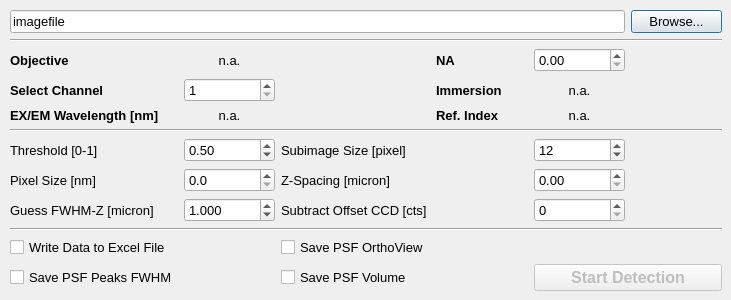
The window that PSF_XYZ_Dialog_BF.ui (sebi06/PSF_XYZ_Bead_Fit) describes before a commit, drawn with Qt 5.
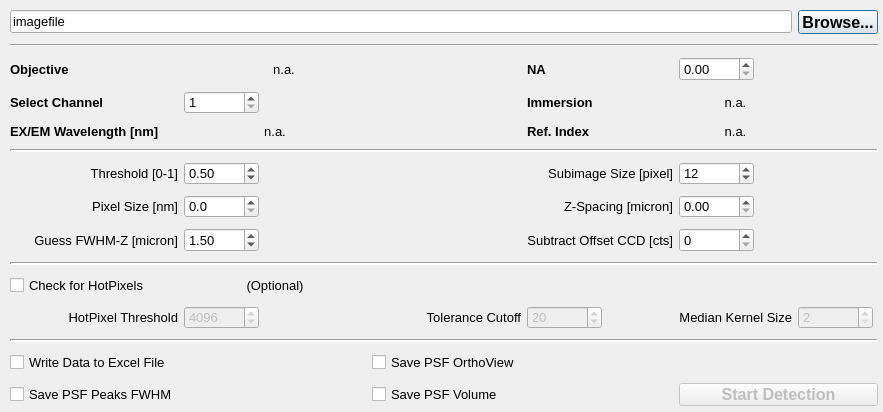
The same window after the commit.

Patch:
```diff
--- a/PSF_XYZ_Dialog_BF.ui
+++ b/PSF_XYZ_Dialog_BF.ui
@@ -6,8 +6,8 @@
    <rect>
     <x>0</x>
     <y>0</y>
-    <width>731</width>
-    <height>300</height>
+    <width>883</width>
+    <height>412</height>
    </rect>
   </property>
   <property name="sizePolicy">
@@ -29,15 +29,34 @@
     <rect>
      <x>10</x>
      <y>10</y>
-     <width>712</width>
-     <height>281</height>
+     <width>868</width>
+     <height>396</height>
     </rect>
    </property>
    <layout class="QGridLayout" name="gridLayout">
     <property name="horizontalSpacing">
      <number>6</number>
     </property>
-    <item row="12" column="0">
+    <property name="verticalSpacing">
+     <number>10</number>
+    </property>
+    <item row="10" column="0">
+     <widget class="QCheckBox" name="check_hotpixel">
+      <property name="enabled">
+       <bool>true</bool>
+      </property>
+      <property name="font">
+       <font>
+        <weight>50</weight>
+        <bold>false</bold>
+       </font>
+      </property>
+      <property name="text">
+       <string>Check for HotPixels</string>
+      </property>
+     </widget>
+    </item>
+    <item row="14" column="0">
      <widget class="QCheckBox" name="checkBox_SavePeaks">
       <property name="text">
        <string>Save PSF Peaks FWHM</string>
@@ -75,6 +94,18 @@
       <property name="enabled">
        <bool>true</bool>
       </property>
+      <property name="sizePolicy">
+       <sizepolicy hsizetype="Fixed" vsizetype="Fixed">
+        <horstretch>0</horstretch>
+        <verstretch>0</verstretch>
+       </sizepolicy>
+      </property>
+      <property name="minimumSize">
+       <size>
+        <width>75</width>
+        <height>0</height>
+       </size>
+      </property>
       <property name="minimum">
        <number>1</number>
       </property>
@@ -95,6 +126,9 @@
     </item>
     <item row="5" column="0" colspan="6">
      <widget class="Line" name="line_4">
+      <property name="lineWidth">
+       <number>2</number>
+      </property>
       <property name="orientation">
        <enum>Qt::Horizontal</enum>
       </property>
@@ -102,6 +136,18 @@
     </item>
     <item row="2" column="4">
      <widget class="QDoubleSpinBox" name="SpinBox_NA">
+      <property name="sizePolicy">
+       <sizepolicy hsizetype="Fixed" vsizetype="Fixed">
+        <horstretch>0</horstretch>
+        <verstretch>0</verstretch>
+       </sizepolicy>
+      </property>
+      <property name="minimumSize">
+       <size>
+        <width>75</width>
+        <height>0</height>
+       </size>
+      </property>
       <property name="minimum">
        <double>0.000000000000000</double>
       </property>
@@ -128,6 +174,13 @@
     </item>
     <item row="0" column="5">
      <widget class="QPushButton" name="OpenFile">
+      <property name="font">
+       <font>
+        <pointsize>12</pointsize>
+        <weight>75</weight>
+        <bold>true</bold>
+       </font>
+      </property>
       <property name="text">
        <string>Browse...</string>
       </property>
@@ -160,10 +213,25 @@
       <property name="text">
        <string>Threshold [0-1]</string>
       </property>
+      <property name="alignment">
+       <set>Qt::AlignRight|Qt::AlignTrailing|Qt::AlignVCenter</set>
+      </property>
      </widget>
     </item>
     <item row="6" column="1">
      <widget class="QDoubleSpinBox" name="SpinBox_threshold">
+      <property name="sizePolicy">
+       <sizepolicy hsizetype="Fixed" vsizetype="Fixed">
+        <horstretch>0</horstretch>
+        <verstretch>0</verstretch>
+       </sizepolicy>
+      </property>
+      <property name="minimumSize">
+       <size>
+        <width>75</width>
+        <height>0</height>
+       </size>
+      </property>
       <property name="toolTip">
        <string/>
       </property>
@@ -186,6 +254,9 @@
       <property name="text">
        <string>Pixel Size [nm]</string>
       </property>
+      <property name="alignment">
+       <set>Qt::AlignRight|Qt::AlignTrailing|Qt::AlignVCenter</set>
+      </property>
      </widget>
     </item>
     <item row="7" column="1">
@@ -193,6 +264,18 @@
       <property name="enabled">
        <bool>true</bool>
       </property>
+      <property name="sizePolicy">
+       <sizepolicy hsizetype="Fixed" vsizetype="Fixed">
+        <horstretch>0</horstretch>
+        <verstretch>0</verstretch>
+       </sizepolicy>
+      </property>
+      <property name="minimumSize">
+       <size>
+        <width>75</width>
+        <height>0</height>
+       </size>
+      </property>
       <property name="toolTip">
        <string/>
       </property>
@@ -213,16 +296,6 @@
       </property>
      </widget>
     </item>
-    <item row="7" column="2">
-     <widget class="QLabel" name="zspacing">
-      <property name="toolTip">
-       <string>Distance between 2 focal planes.</string>
-      </property>
-      <property name="text">
-       <string>Z-Spacing [micron]</string>
-      </property>
-     </widget>
-    </item>
     <item row="8" column="0">
      <widget class="QLabel" name="label_guess_fwhmz">
       <property name="toolTip">
@@ -231,15 +304,30 @@
       <property name="text">
        <string>Guess FWHM-Z [micron]</string>
       </property>
+      <property name="alignment">
+       <set>Qt::AlignRight|Qt::AlignTrailing|Qt::AlignVCenter</set>
+      </property>
      </widget>
     </item>
     <item row="8" column="1">
      <widget class="QDoubleSpinBox" name="SpinBox_guess_fwhmz">
+      <property name="sizePolicy">
+       <sizepolicy hsizetype="Fixed" vsizetype="Fixed">
+        <horstretch>0</horstretch>
+        <verstretch>0</verstretch>
+       </sizepolicy>
+      </property>
+      <property name="minimumSize">
+       <size>
+        <width>75</width>
+        <height>0</height>
+       </size>
+      </property>
       <property name="toolTip">
        <string/>
       </property>
       <property name="decimals">
-       <number>3</number>
+       <number>2</number>
       </property>
       <property name="minimum">
        <double>0.100000000000000</double>
@@ -251,7 +339,7 @@
        <double>0.100000000000000</double>
       </property>
       <property name="value">
-       <double>1.000000000000000</double>
+       <double>1.500000000000000</double>
       </property>
      </widget>
     </item>
@@ -260,6 +348,18 @@
       <property name="enabled">
        <bool>true</bool>
       </property>
+      <property name="sizePolicy">
+       <sizepolicy hsizetype="Fixed" vsizetype="Fixed">
+        <horstretch>0</horstretch>
+        <verstretch>0</verstretch>
+       </sizepolicy>
+      </property>
+      <property name="minimumSize">
+       <size>
+        <width>75</width>
+        <height>0</height>
+       </size>
+      </property>
       <property name="minimum">
        <double>0.000000000000000</double>
       </property>
@@ -274,7 +374,7 @@
       </property>
      </widget>
     </item>
-    <item row="11" column="0">
+    <item row="13" column="0">
      <widget class="QCheckBox" name="writexls">
       <property name="enabled">
        <bool>true</bool>
@@ -306,6 +406,18 @@
     </item>
     <item row="2" column="1">
      <widget class="QLabel" name="objname_text">
+      <property name="sizePolicy">
+       <sizepolicy hsizetype="Fixed" vsizetype="Preferred">
+        <horstretch>0</horstretch>
+        <verstretch>0</verstretch>
+       </sizepolicy>
+      </property>
+      <property name="minimumSize">
+       <size>
+        <width>200</width>
+        <height>0</height>
+       </size>
+      </property>
       <property name="text">
        <string>n.a.</string>
       </property>
@@ -314,18 +426,20 @@
       </property>
      </widget>
     </item>
-    <item row="6" column="2">
-     <widget class="QLabel" name="label_subimage_size">
-      <property name="toolTip">
-       <string>Size of subimage which is cut out to apply the 2D Gauss Fit.</string>
-      </property>
-      <property name="text">
-       <string>Subimage Size [pixel]</string>
-      </property>
-     </widget>
-    </item>
     <item row="6" column="4">
      <widget class="QSpinBox" name="SpinBox_subimage_size">
+      <property name="sizePolicy">
+       <sizepolicy hsizetype="Fixed" vsizetype="Fixed">
+        <horstretch>0</horstretch>
+        <verstretch>0</verstretch>
+       </sizepolicy>
+      </property>
+      <property name="minimumSize">
+       <size>
+        <width>75</width>
+        <height>0</height>
+       </size>
+      </property>
       <property name="minimum">
        <number>5</number>
       </property>
@@ -337,18 +451,20 @@
       </property>
      </widget>
     </item>
-    <item row="8" column="2">
-     <widget class="QLabel" name="label_offset">
-      <property name="toolTip">
-       <string>Size of subimage which is cut out to apply the 2D Gauss Fit.</string>
-      </property>
-      <property name="text">
-       <string>Subtract Offset CCD [cts]</string>
-      </property>
-     </widget>
-    </item>
     <item row="8" column="4">
      <widget class="QSpinBox" name="SpinBox_offset">
+      <property name="sizePolicy">
+       <sizepolicy hsizetype="Fixed" vsizetype="Fixed">
+        <horstretch>0</horstretch>
+        <verstretch>0</verstretch>
+       </sizepolicy>
+      </property>
+      <property name="minimumSize">
+       <size>
+        <width>75</width>
+        <height>0</height>
+       </size>
+      </property>
       <property name="minimum">
        <number>0</number>
       </property>
@@ -360,21 +476,21 @@
       </property>
      </widget>
     </item>
-    <item row="11" column="2">
+    <item row="13" column="2">
      <widget class="QCheckBox" name="checkBox_SaveOrthoView">
       <property name="text">
        <string>Save PSF OrthoView</string>
       </property>
      </widget>
     </item>
-    <item row="12" column="2">
+    <item row="14" column="2">
      <widget class="QCheckBox" name="checkBox_SavePSFVolume">
       <property name="text">
        <string>Save PSF Volume</string>
       </property>
      </widget>
     </item>
-    <item row="12" column="4" colspan="2">
+    <item row="14" column="4" colspan="2">
      <widget class="QPushButton" name="pushButton_StartCalc">
       <property name="enabled">
        <bool>false</bool>
@@ -391,13 +507,6 @@
       </property>
      </widget>
     </item>
-    <item row="10" column="0" colspan="6">
-     <widget class="Line" name="line">
-      <property name="orientation">
-       <enum>Qt::Horizontal</enum>
-      </property>
-     </widget>
-    </item>
     <item row="3" column="3">
      <widget class="QLabel" name="label_Immersion">
       <property name="font">
@@ -450,6 +559,228 @@
       </property>
      </widget>
     </item>
+    <item row="12" column="0" colspan="6">
+     <widget class="Line" name="line_5">
+      <property name="lineWidth">
+       <number>2</number>
+      </property>
+      <property name="orientation">
+       <enum>Qt::Horizontal</enum>
+      </property>
+     </widget>
+    </item>
+    <item row="9" column="0" colspan="6">
+     <widget class="Line" name="line_2">
+      <property name="lineWidth">
+       <number>2</number>
+      </property>
+      <property name="orientation">
+       <enum>Qt::Horizontal</enum>
+      </property>
+     </widget>
+    </item>
+    <item row="11" column="1">
+     <widget class="QDoubleSpinBox" name="SpinBox_hotpix_thresh">
+      <property name="enabled">
+       <bool>false</bool>
+      </property>
+      <property name="sizePolicy">
+       <sizepolicy hsizetype="Fixed" vsizetype="Fixed">
+        <horstretch>0</horstretch>
+        <verstretch>0</verstretch>
+       </sizepolicy>
+      </property>
+      <property name="minimumSize">
+       <size>
+        <width>75</width>
+        <height>0</height>
+       </size>
+      </property>
+      <property name="toolTip">
+       <string/>
+      </property>
+      <property name="decimals">
+       <number>0</number>
+      </property>
+      <property name="minimum">
+       <double>255.000000000000000</double>
+      </property>
+      <property name="maximum">
+       <double>65535.000000000000000</double>
+      </property>
+      <property name="singleStep">
+       <double>1.000000000000000</double>
+      </property>
+      <property name="value">
+       <double>4096.000000000000000</double>
+      </property>
+     </widget>
+    </item>
+    <item row="11" column="0">
+     <widget class="QLabel" name="label_hotpixel_threshold">
+      <property name="toolTip">
+       <string>Size of subimage which is cut out to apply the 2D Gauss Fit.</string>
+      </property>
+      <property name="text">
+       <string>HotPixel Threshold</string>
+      </property>
+      <property name="alignment">
+       <set>Qt::AlignRight|Qt::AlignTrailing|Qt::AlignVCenter</set>
+      </property>
+     </widget>
+    </item>
+    <item row="11" column="2">
+     <widget class="QLabel" name="label_tolerance">
+      <property name="toolTip">
+       <string>Size of subimage which is cut out to apply the 2D Gauss Fit.</string>
+      </property>
+      <property name="text">
+       <string>Tolerance Cutoff</string>
+      </property>
+      <property name="alignment">
+       <set>Qt::AlignRight|Qt::AlignTrailing|Qt::AlignVCenter</set>
+      </property>
+     </widget>
+    </item>
+    <item row="11" column="3">
+     <widget class="QDoubleSpinBox" name="SpinBox_tolerance">
+      <property name="enabled">
+       <bool>false</bool>
+      </property>
+      <property name="sizePolicy">
+       <sizepolicy hsizetype="Fixed" vsizetype="Fixed">
+        <horstretch>0</horstretch>
+        <verstretch>0</verstretch>
+       </sizepolicy>
+      </property>
+      <property name="minimumSize">
+       <size>
+        <width>75</width>
+        <height>0</height>
+       </size>
+      </property>
+      <property name="toolTip">
+       <string/>
+      </property>
+      <property name="decimals">
+       <number>0</number>
+      </property>
+      <property name="minimum">
+       <double>1.000000000000000</double>
+      </property>
+      <property name="maximum">
+       <double>100.000000000000000</double>
+      </property>
+      <property name="singleStep">
+       <double>1.000000000000000</double>
+      </property>
+      <property name="value">
+       <double>20.000000000000000</double>
+      </property>
+     </widget>
+    </item>
+    <item row="11" column="4">
+     <widget class="QLabel" name="label_kernelsize">
+      <property name="toolTip">
+       <string>Size of subimage which is cut out to apply the 2D Gauss Fit.</string>
+      </property>
+      <property name="text">
+       <string>Median Kernel Size</string>
+      </property>
+      <property name="alignment">
+       <set>Qt::AlignRight|Qt::AlignTrailing|Qt::AlignVCenter</set>
+      </property>
+     </widget>
+    </item>
+    <item row="11" column="5">
+     <widget class="QDoubleSpinBox" name="SpinBox_kernelsize">
+      <property name="enabled">
+       <bool>false</bool>
+      </property>
+      <property name="sizePolicy">
+       <sizepolicy hsizetype="Fixed" vsizetype="Fixed">
+        <horstretch>0</horstretch>
+        <verstretch>0</verstretch>
+       </sizepolicy>
+      </property>
+      <property name="minimumSize">
+       <size>
+        <width>75</width>
+        <height>0</height>
+       </size>
+      </property>
+      <property name="toolTip">
+       <string/>
+      </property>
+      <property name="decimals">
+       <number>0</number>
+      </property>
+      <property name="minimum">
+       <double>2.000000000000000</double>
+      </property>
+      <property name="maximum">
+       <double>15.000000000000000</double>
+      </property>
+      <property name="singleStep">
+       <double>1.000000000000000</double>
+      </property>
+      <property name="value">
+       <double>2.000000000000000</double>
+      </property>
+     </widget>
+    </item>
+    <item row="6" column="3">
+     <widget class="QLabel" name="label_subimage_size">
+      <property name="toolTip">
+       <string>Size of subimage which is cut out to apply the 2D Gauss Fit.</string>
+      </property>
+      <property name="text">
+       <string>Subimage Size [pixel]</string>
+      </property>
+      <property name="alignment">
+       <set>Qt::AlignRight|Qt::AlignTrailing|Qt::AlignVCenter</set>
+      </property>
+     </widget>
+    </item>
+    <item row="7" column="3">
+     <widget class="QLabel" name="zspacing">
+      <property name="toolTip">
+       <string>Distance between 2 focal planes.</string>
+      </property>
+      <property name="text">
+       <string>Z-Spacing [micron]</string>
+      </property>
+      <property name="alignment">
+       <set>Qt::AlignRight|Qt::AlignTrailing|Qt::AlignVCenter</set>
+      </property>
+     </widget>
+    </item>
+    <item row="8" column="3">
+     <widget class="QLabel" name="label_offset">
+      <property name="toolTip">
+       <string>Size of subimage which is cut out to apply the 2D Gauss Fit.</string>
+      </property>
+      <property name="text">
+       <string>Subtract Offset CCD [cts]</string>
+      </property>
+      <property name="alignment">
+       <set>Qt::AlignRight|Qt::AlignTrailing|Qt::AlignVCenter</set>
+      </property>
+     </widget>
+    </item>
+    <item row="10" column="1">
+     <widget class="QLabel" name="label_hotpixel_option">
+      <property name="toolTip">
+       <string>Size of subimage which is cut out to apply the 2D Gauss Fit.</string>
+      </property>
+      <property name="text">
+       <string>(Optional)</string>
+      </property>
+      <property name="alignment">
+       <set>Qt::AlignCenter</set>
+      </property>
+     </widget>
+    </item>
    </layout>
   </widget>
  </widget>
```
Left out of the diff: 2 changed lines with no effect on the pictures.
